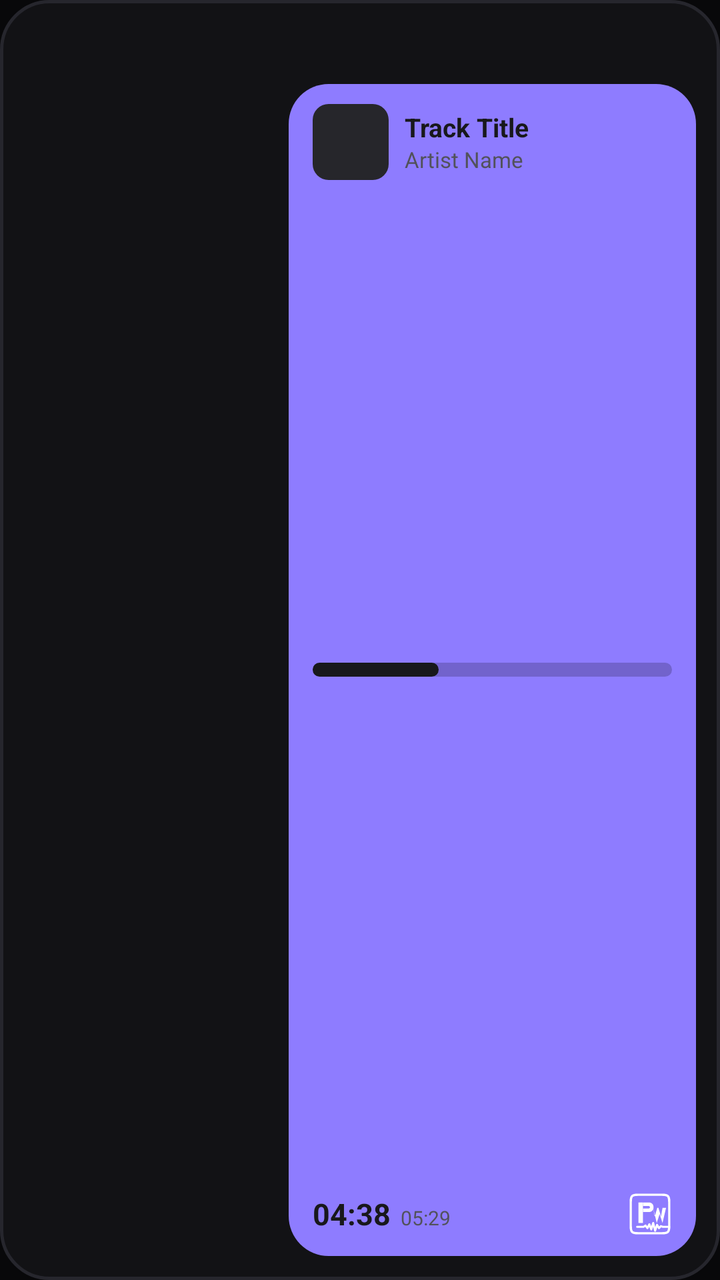
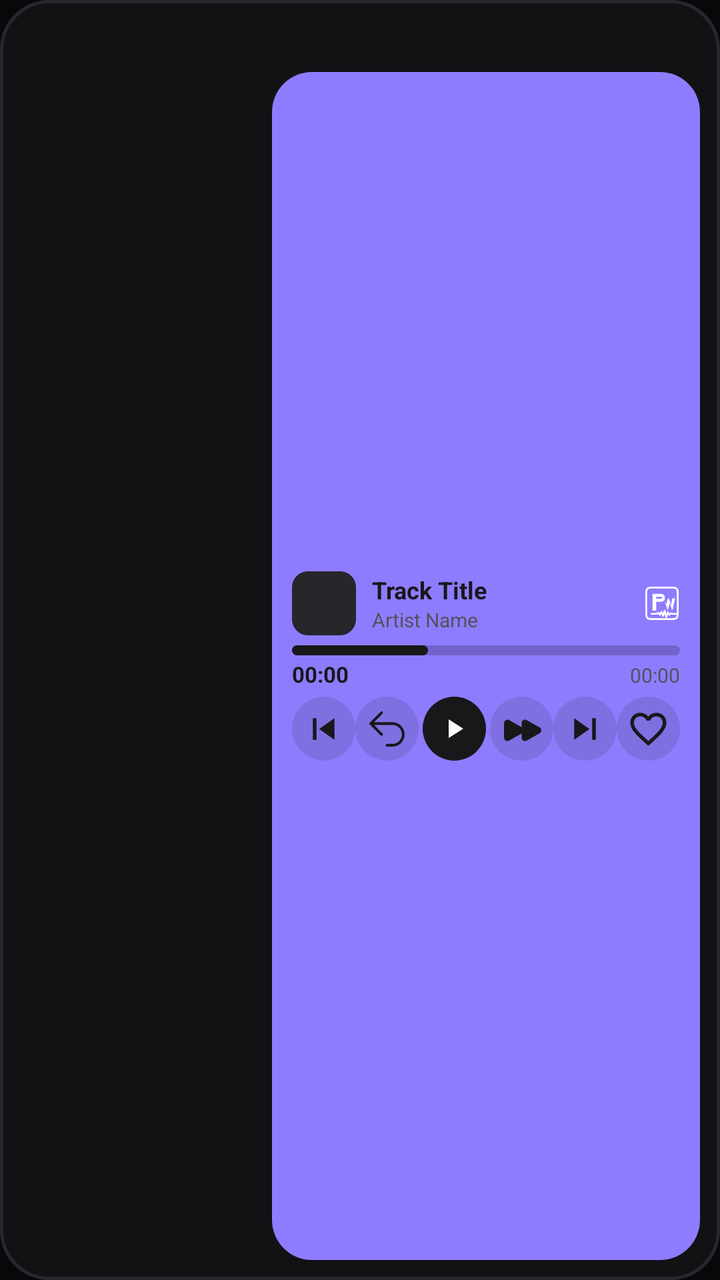

An Android layout rendered at two revisions. The XML below is the earlier revision; the diff shows what the commit changed to produce the second picture.
<!-- AndroidManifest.xml: application theme Theme.PulseWave -->
<!-- res/layout/widget_nothing_player.xml -->
<?xml version="1.0" encoding="utf-8"?>
<LinearLayout xmlns:android="http://schemas.android.com/apk/res/android"
    android:id="@android:id/background"
    android:layout_width="match_parent"
    android:layout_height="match_parent"
    android:orientation="vertical"
    android:background="@drawable/widget_nothing_bg"
    android:padding="12dp"
    android:theme="@style/Theme.Widget.PulseWave">

    
    <ImageView
        android:id="@+id/widget_nothing_banner"
        android:layout_width="match_parent"
        android:layout_height="22dp"
        android:layout_marginBottom="8dp"
        android:scaleType="fitCenter"
        android:contentDescription="PulseWave Dot Matrix Banner" />

    
    <LinearLayout
        android:layout_width="match_parent"
        android:layout_height="0dp"
        android:layout_weight="1"
        android:orientation="horizontal"
        android:gravity="center_vertical">

        
        <FrameLayout
            android:id="@+id/widget_nothing_turntable_container"
            android:layout_width="0dp"
            android:layout_height="match_parent"
            android:layout_weight="38"
            android:layout_marginEnd="8dp">

            <ImageView
                android:id="@+id/widget_nothing_platter"
                android:layout_width="match_parent"
                android:layout_height="match_parent"
                android:scaleType="fitCenter"
                android:contentDescription="Vinyl Platter" />

            
            <LinearLayout
                android:layout_width="match_parent"
                android:layout_height="match_parent"
                android:orientation="horizontal"
                android:weightSum="100">

                <ImageView
                    android:id="@+id/widget_nothing_touch_prev"
                    android:layout_width="0dp"
                    android:layout_height="match_parent"
                    android:layout_weight="30"
                    android:src="@android:color/transparent"
                    android:contentDescription="@string/previous" />

                <ImageView
                    android:id="@+id/widget_nothing_touch_play_pause"
                    android:layout_width="0dp"
                    android:layout_height="match_parent"
                    android:layout_weight="40"
                    android:src="@android:color/transparent"
                    android:contentDescription="@string/play_pause" />

                <ImageView
                    android:id="@+id/widget_nothing_touch_next"
                    android:layout_width="0dp"
                    android:layout_height="match_parent"
                    android:layout_weight="30"
                    android:src="@android:color/transparent"
                    android:contentDescription="@string/next" />
            </LinearLayout>
        </FrameLayout>

        
        <RelativeLayout
            android:id="@+id/widget_nothing_card"
            android:layout_width="0dp"
            android:layout_height="match_parent"
            android:layout_weight="62"
            android:background="@drawable/widget_nothing_card_bg"
            android:paddingStart="12dp"
            android:paddingEnd="12dp"
            android:paddingTop="10dp"
            android:paddingBottom="10dp">

            
            <LinearLayout
                android:id="@+id/widget_nothing_track_row"
                android:layout_width="match_parent"
                android:layout_height="wrap_content"
                android:layout_alignParentTop="true"
                android:orientation="horizontal"
                android:gravity="center_vertical">

                <ImageView
                    android:id="@+id/widget_nothing_art"
                    android:layout_width="38dp"
                    android:layout_height="38dp"
                    android:scaleType="centerCrop"
                    android:background="@drawable/widget_nothing_art_clip"
                    android:contentDescription="@string/album_art" />

                <LinearLayout
                    android:layout_width="match_parent"
                    android:layout_height="wrap_content"
                    android:layout_marginStart="8dp"
                    android:orientation="vertical">

                    <TextView
                        android:id="@+id/widget_nothing_title"
                        android:layout_width="match_parent"
                        android:layout_height="wrap_content"
                        android:text="Track Title"
                        android:textSize="13sp"
                        android:textStyle="bold"
                        android:textColor="#18181B"
                        android:maxLines="1"
                        android:ellipsize="end" />

                    <TextView
                        android:id="@+id/widget_nothing_artist"
                        android:layout_width="match_parent"
                        android:layout_height="wrap_content"
                        android:text="Artist Name"
                        android:textSize="11sp"
                        android:textColor="#52525B"
                        android:maxLines="1"
                        android:ellipsize="end" />
                </LinearLayout>
            </LinearLayout>

            
            <ProgressBar
                android:id="@+id/widget_nothing_progress"
                style="@android:style/Widget.ProgressBar.Horizontal"
                android:layout_width="match_parent"
                android:layout_height="7dp"
                android:layout_centerVertical="true"
                android:progressDrawable="@drawable/widget_nothing_progressbar"
                android:max="1000"
                android:progress="350" />

            
            <RelativeLayout
                android:id="@+id/widget_nothing_bottom_row"
                android:layout_width="match_parent"
                android:layout_height="wrap_content"
                android:layout_alignParentBottom="true">

                <LinearLayout
                    android:layout_width="wrap_content"
                    android:layout_height="wrap_content"
                    android:layout_alignParentStart="true"
                    android:layout_centerVertical="true"
                    android:gravity="bottom"
                    android:orientation="horizontal">

                    <TextView
                        android:id="@+id/widget_nothing_time_current"
                        android:layout_width="wrap_content"
                        android:layout_height="wrap_content"
                        android:text="04:38"
                        android:textSize="15sp"
                        android:textStyle="bold"
                        android:textColor="#18181B" />

                    <TextView
                        android:id="@+id/widget_nothing_time_duration"
                        android:layout_width="wrap_content"
                        android:layout_height="wrap_content"
                        android:layout_marginStart="5dp"
                        android:text="05:29"
                        android:textSize="10sp"
                        android:textColor="#52525B" />
                </LinearLayout>

                <ImageView
                    android:id="@+id/widget_nothing_badge"
                    android:layout_width="22dp"
                    android:layout_height="22dp"
                    android:layout_alignParentEnd="true"
                    android:layout_centerVertical="true"
                    android:src="@drawable/pulsewave_notification"
                    android:contentDescription="PulseWave" />
            </RelativeLayout>
        </RelativeLayout>
    </LinearLayout>
</LinearLayout>
<!-- resources referenced by this layout -->
<resources>
  <!-- drawable widget_nothing_card_bg (drawable) -->
  <?xml version="1.0" encoding="utf-8"?>
  <shape xmlns:android="http://schemas.android.com/apk/res/android"
      android:shape="rectangle">
      <solid android:color="#8E7CFF" />
      <corners android:radius="20dp" />
  </shape>
  <string name="album_art">Album art</string>
  <string name="next">Next</string>
  <string name="play_pause">Play/Pause</string>
  <string name="previous">Previous</string>
  <style name="Theme.Widget.PulseWave" parent="@android:style/Theme.DeviceDefault.DayNight">
          <item name="android:colorBackground">#E6E1E5</item>
      </style>
  <!-- unchanged entries left out for length: 5 -->
</resources>

<!-- the commit's change to res/layout/widget_nothing_player.xml (unified diff, before → after) -->
@@ -5,15 +5,15 @@
     android:layout_height="match_parent"
     android:orientation="vertical"
     android:background="@drawable/widget_nothing_bg"
-    android:padding="12dp"
+    android:padding="10dp"
     android:theme="@style/Theme.Widget.PulseWave">
 
     
     <ImageView
         android:id="@+id/widget_nothing_banner"
         android:layout_width="match_parent"
-        android:layout_height="22dp"
-        android:layout_marginBottom="8dp"
+        android:layout_height="20dp"
+        android:layout_marginBottom="6dp"
         android:scaleType="fitCenter"
         android:contentDescription="PulseWave Dot Matrix Banner" />
 
@@ -30,8 +30,8 @@
             android:id="@+id/widget_nothing_turntable_container"
             android:layout_width="0dp"
             android:layout_height="match_parent"
-            android:layout_weight="38"
-            android:layout_marginEnd="8dp">
+            android:layout_weight="36"
+            android:layout_marginEnd="6dp">
 
             <ImageView
                 android:id="@+id/widget_nothing_platter"
@@ -74,37 +74,39 @@
         </FrameLayout>
 
         
-        <RelativeLayout
+        <LinearLayout
             android:id="@+id/widget_nothing_card"
             android:layout_width="0dp"
             android:layout_height="match_parent"
-            android:layout_weight="62"
+            android:layout_weight="64"
             android:background="@drawable/widget_nothing_card_bg"
-            android:paddingStart="12dp"
-            android:paddingEnd="12dp"
-            android:paddingTop="10dp"
-            android:paddingBottom="10dp">
+            android:orientation="vertical"
+            android:gravity="center_vertical"
+            android:paddingStart="10dp"
+            android:paddingEnd="10dp"
+            android:paddingTop="8dp"
+            android:paddingBottom="8dp">
 
             
             <LinearLayout
                 android:id="@+id/widget_nothing_track_row"
                 android:layout_width="match_parent"
                 android:layout_height="wrap_content"
-                android:layout_alignParentTop="true"
                 android:orientation="horizontal"
                 android:gravity="center_vertical">
 
                 <ImageView
                     android:id="@+id/widget_nothing_art"
-                    android:layout_width="38dp"
-                    android:layout_height="38dp"
+                    android:layout_width="32dp"
+                    android:layout_height="32dp"
                     android:scaleType="centerCrop"
                     android:background="@drawable/widget_nothing_art_clip"
                     android:contentDescription="@string/album_art" />
 
                 <LinearLayout
-                    android:layout_width="match_parent"
+                    android:layout_width="0dp"
                     android:layout_height="wrap_content"
+                    android:layout_weight="1"
                     android:layout_marginStart="8dp"
                     android:orientation="vertical">
 
@@ -113,7 +115,7 @@
                         android:layout_width="match_parent"
                         android:layout_height="wrap_content"
                         android:text="Track Title"
-                        android:textSize="13sp"
+                        android:textSize="12sp"
                         android:textStyle="bold"
                         android:textColor="#18181B"
                         android:maxLines="1"
@@ -124,67 +126,157 @@
                         android:layout_width="match_parent"
                         android:layout_height="wrap_content"
                         android:text="Artist Name"
-                        android:textSize="11sp"
+                        android:textSize="10sp"
                         android:textColor="#52525B"
                         android:maxLines="1"
                         android:ellipsize="end" />
                 </LinearLayout>
-            </LinearLayout>
-
-            
-            <ProgressBar
-                android:id="@+id/widget_nothing_progress"
-                style="@android:style/Widget.ProgressBar.Horizontal"
-                android:layout_width="match_parent"
-                android:layout_height="7dp"
-                android:layout_centerVertical="true"
-                android:progressDrawable="@drawable/widget_nothing_progressbar"
-                android:max="1000"
-                android:progress="350" />
-
-            
-            <RelativeLayout
-                android:id="@+id/widget_nothing_bottom_row"
+
+                <ImageView
+                    android:id="@+id/widget_nothing_badge"
+                    android:layout_width="18dp"
+                    android:layout_height="18dp"
+                    android:layout_marginStart="4dp"
+                    android:src="@drawable/pulsewave_notification"
+                    android:contentDescription="PulseWave" />
+            </LinearLayout>
+
+            
+            <LinearLayout
                 android:layout_width="match_parent"
                 android:layout_height="wrap_content"
-                android:layout_alignParentBottom="true">
+                android:layout_marginTop="5dp"
+                android:layout_marginBottom="4dp"
+                android:orientation="vertical">
+
+                <ProgressBar
+                    android:id="@+id/widget_nothing_progress"
+                    style="@android:style/Widget.ProgressBar.Horizontal"
+                    android:layout_width="match_parent"
+                    android:layout_height="5dp"
+                    android:progressDrawable="@drawable/widget_nothing_progressbar"
+                    android:max="1000"
+                    android:progress="350" />
 
                 <LinearLayout
-                    android:layout_width="wrap_content"
+                    android:layout_width="match_parent"
                     android:layout_height="wrap_content"
-                    android:layout_alignParentStart="true"
-                    android:layout_centerVertical="true"
-                    android:gravity="bottom"
+                    android:layout_marginTop="2dp"
                     android:orientation="horizontal">
 
                     <TextView
                         android:id="@+id/widget_nothing_time_current"
                         android:layout_width="wrap_content"
                         android:layout_height="wrap_content"
-                        android:text="04:38"
-                        android:textSize="15sp"
+                        android:text="00:00"
+                        android:textSize="11sp"
                         android:textStyle="bold"
                         android:textColor="#18181B" />
 
+                    <View
+                        android:layout_width="0dp"
+                        android:layout_height="1dp"
+                        android:layout_weight="1" />
+
                     <TextView
                         android:id="@+id/widget_nothing_time_duration"
                         android:layout_width="wrap_content"
                         android:layout_height="wrap_content"
-                        android:layout_marginStart="5dp"
-                        android:text="05:29"
+                        android:text="00:00"
                         android:textSize="10sp"
                         android:textColor="#52525B" />
                 </LinearLayout>
-
-                <ImageView
-                    android:id="@+id/widget_nothing_badge"
-                    android:layout_width="22dp"
-                    android:layout_height="22dp"
-                    android:layout_alignParentEnd="true"
-                    android:layout_centerVertical="true"
-                    android:src="@drawable/pulsewave_notification"
-                    android:contentDescription="PulseWave" />
-            </RelativeLayout>
-        </RelativeLayout>
+            </LinearLayout>
+
+            
+            <LinearLayout
+                android:id="@+id/widget_nothing_controls_row"
+                android:layout_width="match_parent"
+                android:layout_height="32dp"
+                android:orientation="horizontal"
+                android:gravity="center_vertical"
+                android:weightSum="6">
+
+                
+                <ImageView
+                    android:id="@+id/widget_nothing_btn_prev"
+                    android:layout_width="0dp"
+                    android:layout_height="match_parent"
+                    android:layout_weight="1"
+                    android:padding="5dp"
+                    android:src="@drawable/ic_widget_skip_previous"
+                    android:tint="#18181B"
+                    android:background="@drawable/widget_nothing_btn_ripple"
+                    android:contentDescription="@string/previous" />
+
+                
+                <ImageView
+                    android:id="@+id/widget_nothing_btn_rewind"
+                    android:layout_width="0dp"
+                    android:layout_height="match_parent"
+                    android:layout_weight="1"
+                    android:padding="5dp"
+                    android:src="@drawable/replay"
+                    android:tint="#18181B"
+                    android:background="@drawable/widget_nothing_btn_ripple"
+                    android:contentDescription="Rewind 10s" />
+
+                
+                <FrameLayout
+                    android:id="@+id/widget_nothing_btn_play_container"
+                    android:layout_width="0dp"
+                    android:layout_height="match_parent"
+                    android:layout_weight="1"
+                    android:layout_marginStart="2dp"
+                    android:layout_marginEnd="2dp"
+                    android:background="@drawable/widget_nothing_play_btn_bg">
+
+                    <ImageView
+                        android:id="@+id/widget_nothing_btn_play_pause"
+                        android:layout_width="16dp"
+                        android:layout_height="16dp"
+                        android:layout_gravity="center"
+                        android:src="@drawable/ic_widget_play"
+                        android:tint="#FFFFFF"
+                        android:contentDescription="@string/play_pause" />
+                </FrameLayout>
+
+                
+                <ImageView
+                    android:id="@+id/widget_nothing_btn_forward"
+                    android:layout_width="0dp"
+                    android:layout_height="match_parent"
+                    android:layout_weight="1"
+                    android:padding="5dp"
+                    android:src="@drawable/fast_forward"
+                    android:tint="#18181B"
+                    android:background="@drawable/widget_nothing_btn_ripple"
+                    android:contentDescription="Forward 10s" />
+
+                
+                <ImageView
+                    android:id="@+id/widget_nothing_btn_next"
+                    android:layout_width="0dp"
+                    android:layout_height="match_parent"
+                    android:layout_weight="1"
+                    android:padding="5dp"
+                    android:src="@drawable/ic_widget_skip_next"
+                    android:tint="#18181B"
+                    android:background="@drawable/widget_nothing_btn_ripple"
+                    android:contentDescription="@string/next" />
+
+                
+                <ImageView
+                    android:id="@+id/widget_nothing_btn_like"
+                    android:layout_width="0dp"
+                    android:layout_height="match_parent"
+                    android:layout_weight="1"
+                    android:padding="5dp"
+                    android:src="@drawable/ic_widget_heart_outline_nav"
+                    android:tint="#18181B"
+                    android:background="@drawable/widget_nothing_btn_ripple"
+                    android:contentDescription="@string/like" />
+            </LinearLayout>
+        </LinearLayout>
     </LinearLayout>
 </LinearLayout>
<!-- resource entries referenced after the edit -->
@@ -1,5 +1,71 @@
 <!-- resources referenced by this layout -->
 <resources>
+  <!-- drawable fast_forward (drawable) -->
+  <vector xmlns:android="http://schemas.android.com/apk/res/android"
+      android:width="24dp"
+      android:height="24dp"
+      android:viewportWidth="24.0"
+      android:viewportHeight="24.0">
+      <path
+          android:fillColor="@android:color/white"
+          android:pathData="M5.055 7.06C3.805 6.347 2.25 7.25 2.25 8.69v8.122c0 1.44 1.555 2.343 2.805 1.628L12 14.471v2.34c0 1.44 1.555 2.343 2.805 1.628l7.108-4.061c1.26-.72 1.26-2.536 0-3.256l-7.108-4.061C13.555 6.346 12 7.249 12 8.689v2.34L5.055 7.061Z" />
+  </vector>
+  <!-- drawable ic_widget_heart_outline_nav (drawable) -->
+  <vector xmlns:android="http://schemas.android.com/apk/res/android"
+      android:height="24dp"
+      android:viewportHeight="24"
+      android:viewportWidth="24"
+      android:width="24dp">
+      <path
+          android:fillColor="#FFFFFFFF"
+          android:pathData="M16.5,3c-1.74,0 -3.41,0.81 -4.5,2.09C10.91,3.81 9.24,3 7.5,3 4.42,3 2,5.42 2,8.5c0,3.78 3.4,6.86 8.55,11.54L12,21.35l1.45,-1.32C18.6,15.36 22,12.28 22,8.5 22,5.42 19.58,3 16.5,3zM12.1,18.55l-0.1,0.1 -0.1,-0.1C7.14,14.24 4,11.39 4,8.5 4,6.5 5.5,5 7.5,5c1.54,0 3.04,0.99 3.57,2.36h1.87C13.46,5.99 14.96,5 16.5,5c2,0 3.5,1.5 3.5,3.5 0,2.89 -3.14,5.74 -7.9,10.05z"/>
+  </vector>
+  <!-- drawable ic_widget_play (drawable) -->
+  <vector xmlns:android="http://schemas.android.com/apk/res/android"
+      android:height="24dp"
+      android:viewportHeight="24"
+      android:viewportWidth="24"
+      android:width="24dp">
+      <path
+          android:fillColor="#FFFFFF"
+          android:pathData="M8,5v14l11,-7z"/>
+  </vector>
+  <!-- drawable ic_widget_skip_next (drawable) -->
+  <vector xmlns:android="http://schemas.android.com/apk/res/android"
+      android:height="24dp"
+      android:viewportHeight="24"
+      android:viewportWidth="24"
+      android:width="24dp">
+      <path
+          android:fillColor="#FFFFFFFF"
+          android:pathData="M6,18l8.5,-6L6,6v12zM16,6v12h2V6h-2z"/>
+  </vector>
+  <!-- drawable ic_widget_skip_previous (drawable) -->
+  <vector xmlns:android="http://schemas.android.com/apk/res/android"
+      android:height="24dp"
+      android:viewportHeight="24"
+      android:viewportWidth="24"
+      android:width="24dp">
+      <path
+          android:fillColor="#FFFFFFFF"
+          android:pathData="M6,6h2v12L6,18zM9.5,12l8.5,6L18,6z"/>
+  </vector>
+  <!-- drawable replay (drawable) -->
+  <vector xmlns:android="http://schemas.android.com/apk/res/android"
+      android:width="24dp"
+      android:height="24dp"
+      android:viewportWidth="24.0"
+      android:viewportHeight="24.0">
+      <path
+          android:fillColor="@android:color/white" android:fillType="evenOdd"
+          android:pathData="M9.53 2.47a.75.75 0 0 1 0 1.06L4.81 8.25H15a6.75 6.75 0 0 1 0 13.5h-3a.75.75 0 0 1 0-1.5h3a5.25 5.25 0 1 0 0-10.5H4.81l4.72 4.72a.75.75 0 1 1-1.06 1.06l-6-6a.75.75 0 0 1 0-1.06l6-6a.75.75 0 0 1 1.06 0Z" />
+  </vector>
+  <!-- drawable widget_nothing_btn_ripple (drawable) -->
+  <?xml version="1.0" encoding="utf-8"?>
+  <shape xmlns:android="http://schemas.android.com/apk/res/android"
+      android:shape="oval">
+      <solid android:color="#2018181B" />
+  </shape>
   <!-- drawable widget_nothing_card_bg (drawable) -->
   <?xml version="1.0" encoding="utf-8"?>
   <shape xmlns:android="http://schemas.android.com/apk/res/android"
@@ -7,7 +73,14 @@
       <solid android:color="#8E7CFF" />
       <corners android:radius="20dp" />
   </shape>
+  <!-- drawable widget_nothing_play_btn_bg (drawable) -->
+  <?xml version="1.0" encoding="utf-8"?>
+  <shape xmlns:android="http://schemas.android.com/apk/res/android"
+      android:shape="oval">
+      <solid android:color="#18181B" />
+  </shape>
   <string name="album_art">Album art</string>
+  <string name="like">Like</string>
   <string name="next">Next</string>
   <string name="play_pause">Play/Pause</string>
   <string name="previous">Previous</string>
